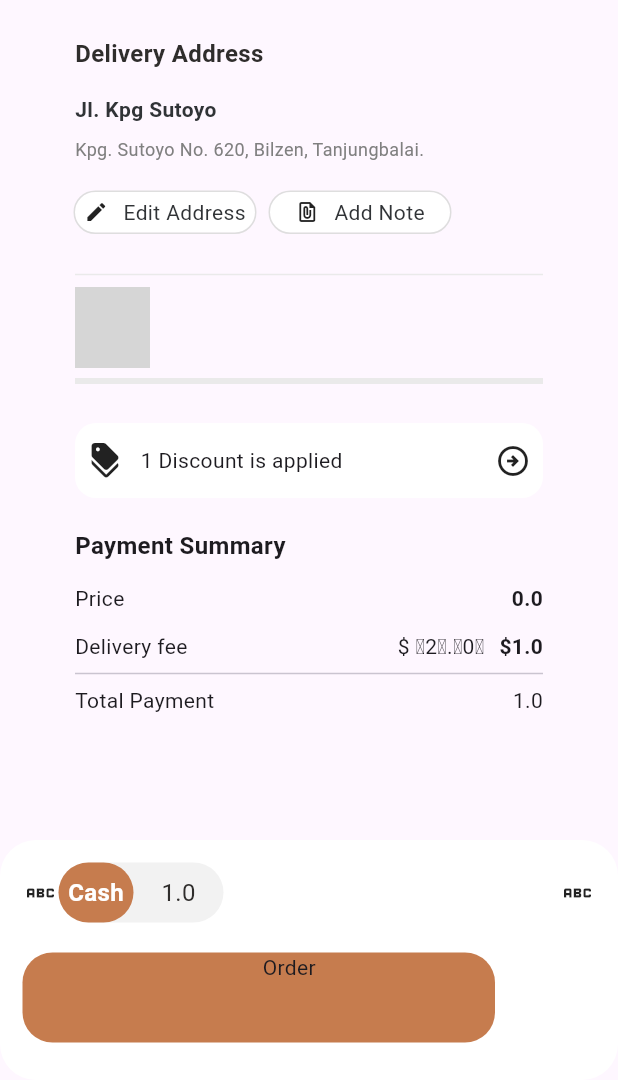
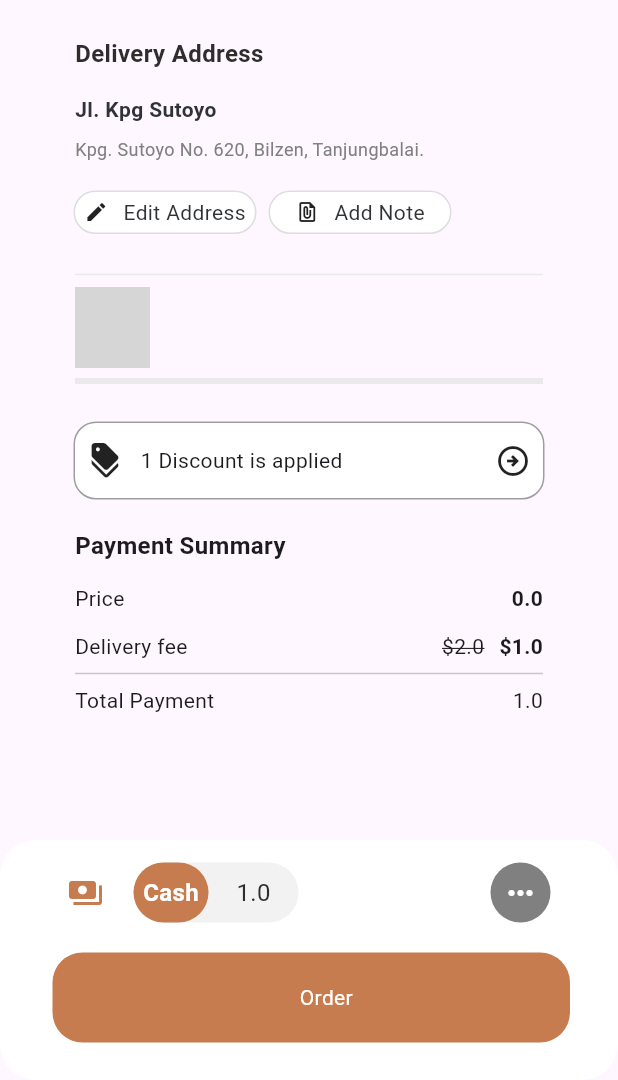
Before and after one commit to vugarismayil24/cofee_delivery_app, a Flutter app: the DetailScreen screen opened directly with empty values, after a tap on "Buy Now", on a phone screen of 412 x 824 dp, the part 156-1236 px from its top. Run offline on Flutter 3.47's test engine with Material 3 defaults, Android fonts, the light colour scheme and no system bars; our stand-ins replace readmore; network calls fail; grey boxes are pictures that could not be loaded.

Commit message:
Fix:Order Buttpn

```diff
--- a/lib/screens/detail/detail_screen.dart
+++ b/lib/screens/detail/detail_screen.dart
@@ -231,7 +231,14 @@ class _DetailScreenState extends State<DetailScreen> {
                   ),
                 ],
               ),
-              MainButtonWidget(
+              Container(
+
+                padding: EdgeInsets.symmetric(horizontal: 50,vertical: 20),
+                decoration: BoxDecoration(
+                color: Color(0xffC67C4E),
+                  borderRadius: BorderRadius.circular(20),
+                ),
+                child: MainButtonWidget(
                   onTap: () {
                     Navigator.push(
                       context,
@@ -242,10 +249,11 @@ class _DetailScreenState extends State<DetailScreen> {
                       ),
                     );
                   },
-                color: Color(0xffC67C4E),
+                  color: Colors.white,
                   buttontext: "Buy Now",
                   height: 20,
-                width: 200,
+                  width: 120,
+                ),
               ),
             ],
           ),
--- a/lib/screens/order/order_screen.dart
+++ b/lib/screens/order/order_screen.dart
@@ -6,7 +6,7 @@ import 'package:flutter/material.dart';
 
 import '../../model/coffee_model.dart';
 
-class OrderScreen extends StatelessWidget {
+class OrderScreen extends StatefulWidget {
   final CoffeeModel product;
 
   const OrderScreen({
@@ -14,6 +14,11 @@ class OrderScreen extends StatelessWidget {
     required this.product,
   });
 
+  @override
+  State<OrderScreen> createState() => _OrderScreenState();
+}
+
+class _OrderScreenState extends State<OrderScreen> {
   @override
   Widget build(BuildContext context) {
     return Scaffold(
@@ -180,7 +185,7 @@ class OrderScreen extends StatelessWidget {
                     child: ClipRRect(
                       borderRadius: BorderRadius.all(Radius.circular(12)),
                       child: Image.network(
-                        "${product.imageUrl}",
+                        "${widget.product.imageUrl}",
                         fit: BoxFit.cover,
                         height: 54,
                         width: 54,
@@ -193,13 +198,13 @@ class OrderScreen extends StatelessWidget {
                       crossAxisAlignment: CrossAxisAlignment.start,
                       children: [
                         Text(
-                          "${product.title}",
+                          "${widget.product.title}",
                         ),
                         SizedBox(
                           height: 4,
                         ),
                         Text(
-                          "${product.subTitle}",
+                          "${widget.product.subTitle}",
                           style: TextStyle(color: Colors.grey),
                         ),
                       ],
@@ -222,6 +227,7 @@ class OrderScreen extends StatelessWidget {
                       height: 50,
                       decoration: BoxDecoration(
                         color: Colors.white,
+                        border: Border.all(strokeAlign: 1, color: Colors.grey),
                         borderRadius: BorderRadius.all(Radius.circular(14)),
                       ),
                       child: Padding(
@@ -260,7 +266,7 @@ class OrderScreen extends StatelessWidget {
                       children: [
                         Text("Price"),
                         Text(
-                          "${product.price}",
+                          "${widget.product.price}",
                           style: TextStyle(
                               fontSize: 14, fontWeight: FontWeight.bold),
                         ),
@@ -275,11 +281,12 @@ class OrderScreen extends StatelessWidget {
                         Text("Delivery fee"),
                         Spacer(),
                         Text(
-                          "\$ ̶2̶.̶0̶",
+                          "\$2.0",
                           style: TextStyle(
                             fontSize: 14,
+                            decoration: TextDecoration.lineThrough),
                           ),
-                        ),
+
                         SizedBox(
                           width: 10,
                         ),
@@ -300,7 +307,7 @@ class OrderScreen extends StatelessWidget {
                           "Total Payment",
                         ),
                         Text(
-                          "${product.price! + 1}",
+                          "${widget.product.price! + 1}",
                         ),
                       ],
                     ),
@@ -323,7 +330,16 @@ class OrderScreen extends StatelessWidget {
           children: [
             Row(
               children: [
-                Icon(Icons.abc),
+                SizedBox(
+                  width: 30,
+                ),
+                Icon(
+                  Icons.payments,
+                  color: Color(0xffC67C4E),
+                ),
+                SizedBox(
+                  width: 20,
+                ),
                 Container(
                   width: 110,
                   height: 40,
@@ -356,7 +372,7 @@ class OrderScreen extends StatelessWidget {
                         width: 60,
                         height: 40,
                         child: Text(
-                          "${product.price! + 1}",
+                          "${widget.product.price! + 1}",
                           style: TextStyle(
                             color: Color(0xff2F2D2C),
                             fontSize: 16,
@@ -367,11 +383,22 @@ class OrderScreen extends StatelessWidget {
                   ),
                 ),
                 Spacer(),
-                Icon(Icons.abc),
+                CircleAvatar(
+                  backgroundColor: Color(0xff808080),
+                  child: Icon(
+                    Icons.more_horiz,
+                    color: Colors.white,
+                  ),
+                ),
+                SizedBox(
+                  width: 30,
+                ),
               ],
             ),
-            Container(
-              width: 315,
+            Padding(
+              padding: const EdgeInsets.only(left: 20),
+              child: Container(
+                width: 345,
                 height: 60,
                 margin: EdgeInsets.only(top: 20),
                 padding: EdgeInsets.only(left: 160),
@@ -379,13 +406,18 @@ class OrderScreen extends StatelessWidget {
                   color: Color(0xffC67C4E),
                   borderRadius: BorderRadius.circular(20),
                 ),
+                child: Padding(
+                  padding: const EdgeInsets.only(right: 140),
                   child: MainButtonWidget(
                     onTap: () {
                       return null;
                     },
                     buttontext: "Order",
+                    color: Colors.white,
                     height: 62,
                     width: 315,
+                  ),
+                ),
               ),
             ),
           ],
--- a/lib/widgets/main_button_widget.dart
+++ b/lib/widgets/main_button_widget.dart
@@ -4,13 +4,13 @@ import 'package:flutter/material.dart';
 
 class MainButtonWidget extends StatelessWidget {
   final Color? color;
-  final String buttontext;
+  final String? buttontext;
   final double width;
   final double height;
   final Function() onTap;
   const MainButtonWidget({
     super.key,
-    required this.buttontext,
+    this.buttontext,
     required this.width,
     required this.height,
     required this.onTap,
@@ -26,9 +26,11 @@ class MainButtonWidget extends StatelessWidget {
         height: height,
         decoration: const BoxDecoration(
             borderRadius: BorderRadius.all(Radius.circular(10))),
-        child: Text(
-          buttontext,
-          style: TextStyle(color: color),
+        child: Center(
+          child: Text(
+            buttontext ?? "Null",
+            style: TextStyle(color: color),
+          ),
         ),
       ),
     );
```
Lines whose indentation alone changed are shown as unchanged.
